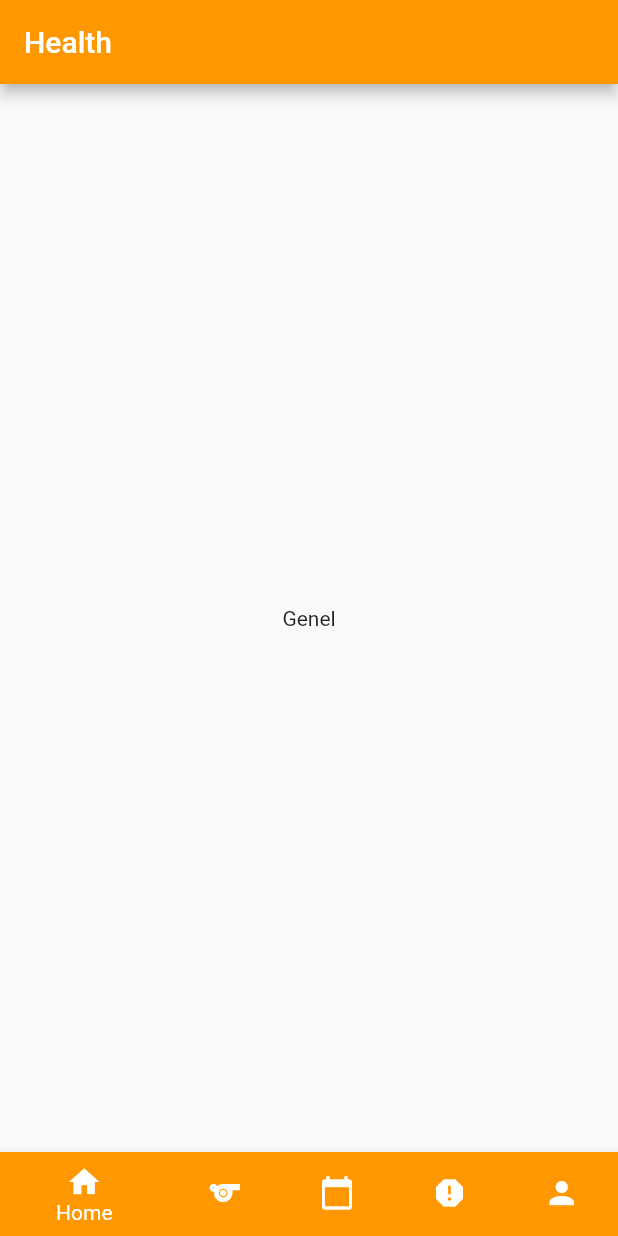
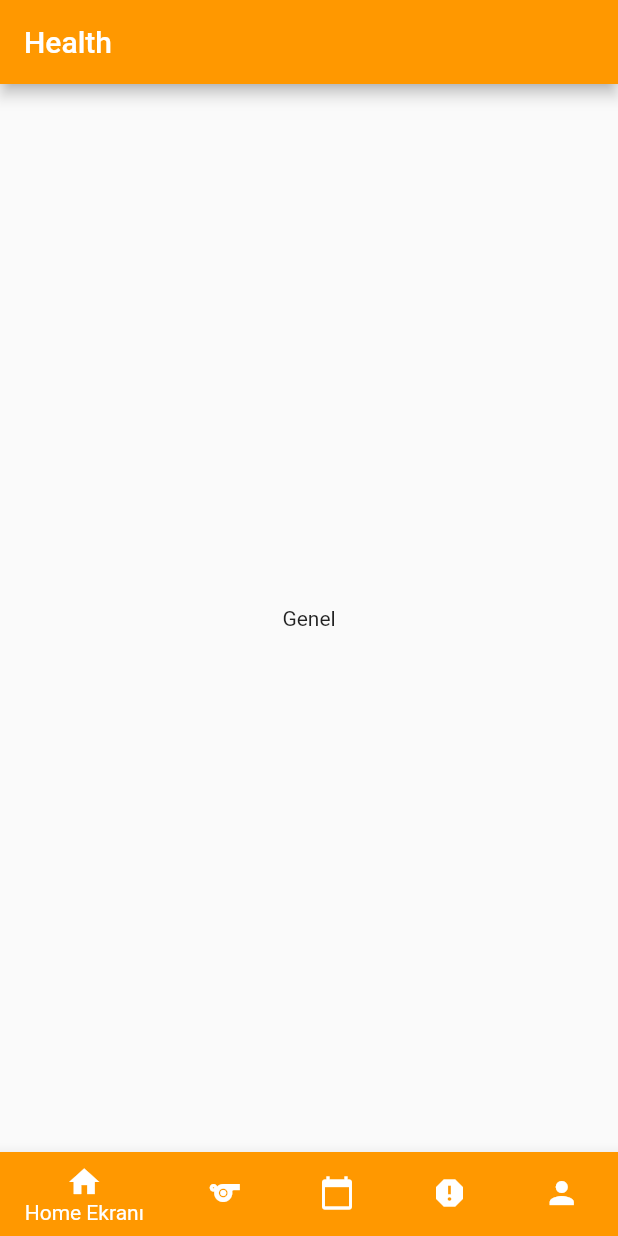
Before and after one commit to berkayucerr/saglikrepo, a Flutter app: the screen it shows after launch, on a phone screen of 412 x 824 dp. Run offline on Flutter 3.47's test engine with Material 2 defaults, Android fonts, the phone set to English and light mode, and no system bars.

Commit message:
düzenleme

```diff
--- a/lib/nav.dart
+++ b/lib/nav.dart
@@ -35,27 +35,27 @@ class HomeState extends State<Home> {
       bottomNavigationBar: BottomNavigationBar(items: [
         BottomNavigationBarItem(
             // ignore: deprecated_member_use
-            title: Text('Home'),
+            title: Text('Home Ekranı'),
             icon: Icon(Icons.home),
             backgroundColor: Colors.orange),
         BottomNavigationBarItem(
             // ignore: deprecated_member_use
-            title: Text('Spor'),
+            title: Text('Spor Ekranı'),
             icon: Icon(Icons.sports),
             backgroundColor: Colors.orange),
         BottomNavigationBarItem(
             // ignore: deprecated_member_use
-            title: Text('Diyet'),
+            title: Text('Diyet Ekranı'),
             icon: Icon(Icons.calendar_today),
             backgroundColor: Colors.orange),
         BottomNavigationBarItem(
             // ignore: deprecated_member_use
-            title: Text('Rapor'),
+            title: Text('Rapor Ekranı'),
             icon: Icon(Icons.report),
             backgroundColor: Colors.orange),
         BottomNavigationBarItem(
             // ignore: deprecated_member_use
-            title: Text('Profil'),
+            title: Text('Profil Ekranı'),
             icon: Icon(Icons.person),
             backgroundColor: Colors.orange)
       ], currentIndex: _selectedIndex, onTap: _onItemTap),
```
